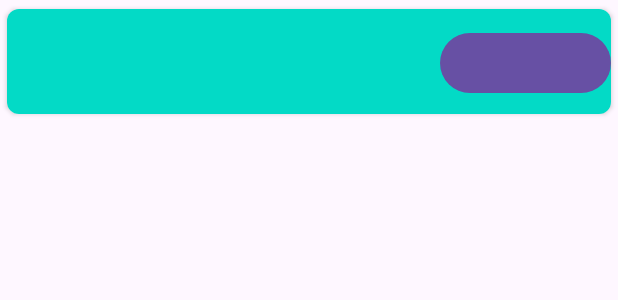
After one commit to aksh0010/Get-A-Job-AndoridApp, an Android app: the layout card_layout_job_display.xml on its own in the app's theme, with its tools: preview values and no code run, on a phone screen of 412 x 824 dp. The commit adds this screen. Shown: the top 300 px of the screen. Run offline under Robolectric (Android 15) with nearby library versions, the phone set to English and light mode, and no system bars.

Commit message:
bug in displaying fragment with recyler view

```diff
--- a/app/src/main/res/layout/activity_app_home.xml
+++ b/app/src/main/res/layout/activity_app_home.xml
@@ -67,8 +67,6 @@
         app:layout_constraintEnd_toEndOf="parent"
         app:layout_constraintStart_toStartOf="parent"
         app:layout_constraintTop_toBottomOf="@+id/btn_applied_jobs">
-
-
     </FrameLayout>
 
 
--- /dev/null
+++ b/app/src/main/res/layout/card_layout_job_display.xml
@@ -0,0 +1,47 @@
+<?xml version="1.0" encoding="utf-8"?>
+<LinearLayout xmlns:android="http://schemas.android.com/apk/res/android"
+    xmlns:app="http://schemas.android.com/apk/res-auto"
+    xmlns:tools="http://schemas.android.com/tools"
+    android:layout_width="match_parent"
+    android:layout_height="wrap_content"
+    tools:context=".MainActivity">
+
+    <androidx.cardview.widget.CardView
+        android:id="@+id/recyler_view"
+        android:layout_width="match_parent"
+        android:layout_height="wrap_content"
+        tools:layout_editor_absoluteX="1dp"
+        tools:layout_editor_absoluteY="1dp"
+        app:cardCornerRadius="8dp"
+        app:cardElevation="2dp"
+        app:cardUseCompatPadding="true">
+        <LinearLayout
+            android:id="@+id/lin_card"
+            android:layout_width="match_parent"
+            android:layout_height="wrap_content"
+            android:background="@color/design_default_color_secondary"
+            android:orientation="horizontal">
+
+            <ImageView
+                android:id="@+id/image_view"
+                android:layout_width="70dp"
+                android:layout_height="70dp"
+                android:layout_weight="1" />
+
+            <TextView
+                android:id="@+id/tv_card"
+                android:layout_width="wrap_content"
+                android:layout_height="wrap_content"
+                android:layout_weight="6"
+                android:padding="20dp"
+                android:textColor="#FAF7F7"
+                android:textSize="20sp" />
+            <Button
+                android:id="@+id/tv_button"
+                android:layout_width="wrap_content"
+                android:layout_height="wrap_content"
+                android:layout_weight="1"
+                android:text="" />
+        </LinearLayout>
+    </androidx.cardview.widget.CardView>
+</LinearLayout>
```
Also changed, not shown: app/src/main/java/com/example/get_a_job/Applied_jobs.java (+25 -0 lines), app/src/main/java/com/example/get_a_job/ArrayAdaptor_JobDisplayObject.java (added, +134 -0 lines), app/src/main/java/com/example/get_a_job/JobDisplayObject.java (added, +27 -0 lines), app/src/main/res/layout/fragment_applied_jobs.xml (+23 -2 lines).
